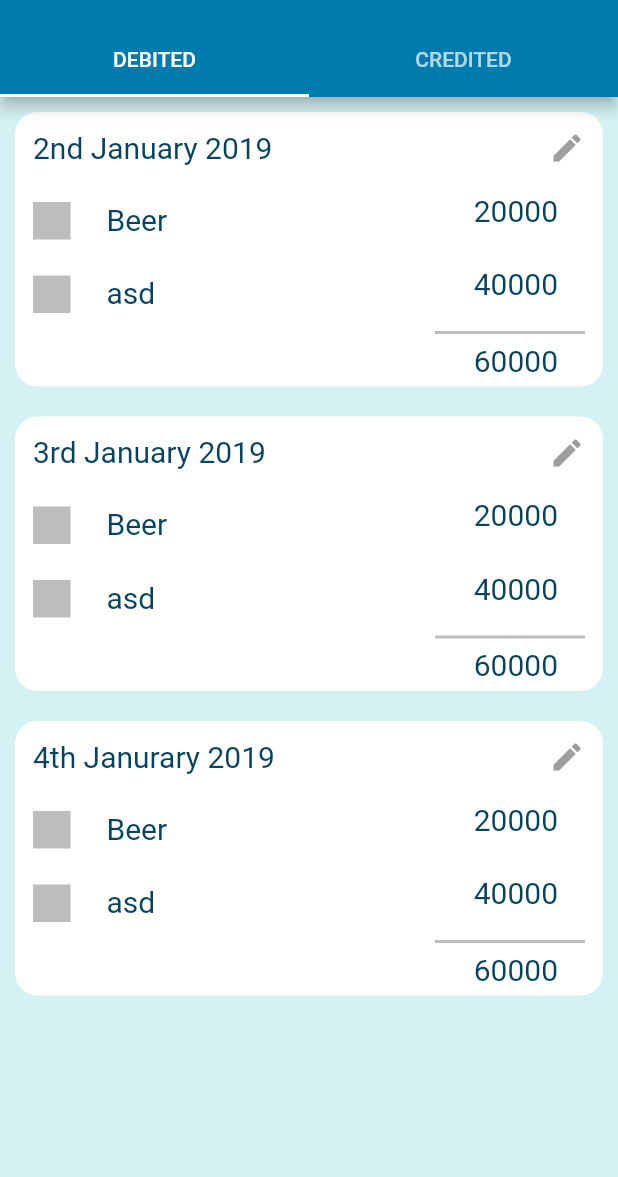
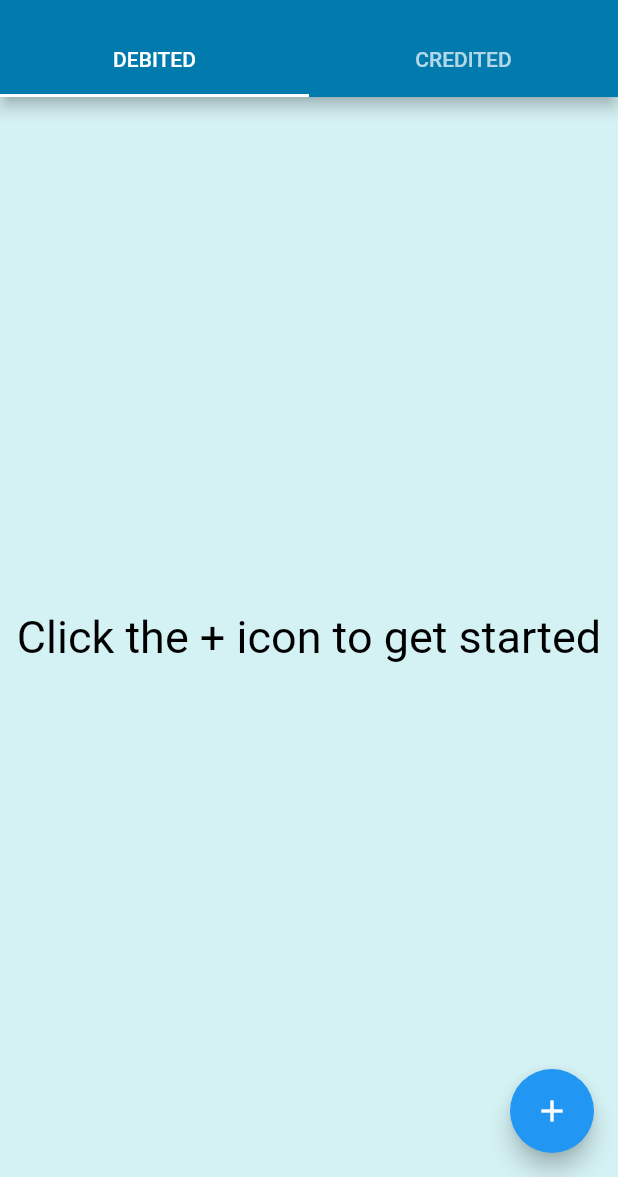
Before and after one commit to balvinderz/bachat, a Flutter app: the screen it shows after launch, on a phone screen of 412 x 824 dp, the part 59-1236 px from its top. Run offline on Flutter 3.47's test engine with Material 2 defaults, Android fonts, the light colour scheme and no system bars; our stand-ins replace sqflite; accounts and stored records are empty.

Commit message:
added sqflite

```diff
--- a/lib/main.dart
+++ b/lib/main.dart
@@ -1,4 +1,5 @@
 import 'package:bachat/screens/bachat_page.dart';
 import 'package:flutter/material.dart';
 
-void main() => runApp(BachatPage());
+void main() => runApp(MaterialApp(
+    home: BachatPage()));
--- /dev/null
+++ b/lib/models/bachat_client.dart
@@ -0,0 +1,51 @@
+import 'package:sqflite/sqflite.dart';
+import 'dart:convert';
+import 'package:bachat/database/bachat_db.dart';
+Item bachatItemFromJson(String str)
+{
+  final jsonData = jsonDecode(str);
+  return Item.fromMap(jsonData);
+}
+
+String bachatItemToJson(Item data)
+{
+  final dyn = data.toMap();
+  return json.encode(dyn);
+}
+class Item
+{
+  int id;
+  String itemName;
+  String type;
+  String cost;
+  String category;
+  String date;
+
+  Item({this.id, this.itemName, this.type, this.cost,
+      this.category,this.date});
+  factory Item.fromMap(Map<String, dynamic> json) {
+    print(json['type']);
+    print(json['category']);
+    print(json['id']);
+    print(json['item_name']);
+    print(json['date']);
+    print(int.parse(json['cost']).toString());
+    return Item(
+        id: json["id"],
+        itemName: json["item_name"],
+        type: json["type"],
+        cost: json['cost'],
+        category: json['category'],
+        date: json['date']
+    );
+  }
+    Map<String, dynamic> toMap() => {
+      "id": id,
+      "item_name": itemName,
+      "type": type,
+      "cost": cost,
+      "category" : category,
+      "date": date
+    };
+
+}
--- /dev/null
+++ b/lib/models/cost.dart
@@ -0,0 +1,6 @@
+class Cost {
+  String name;
+  String costOfItem;
+
+  Cost({this.name, this.costOfItem});
+}
--- a/lib/screens/bachat_page.dart
+++ b/lib/screens/bachat_page.dart
@@ -1,19 +1,21 @@
-import 'package:bachat/widgets/grey_square.dart';
+import 'package:bachat/widgets/debited_tab.dart';
+import 'package:bachat/widgets/drawer.dart';
 import 'package:flutter/material.dart';
-
+import 'package:sqflite/sqflite.dart';
+import 'package:bachat/widgets/add_item_bottom_sheet.dart';
 const kBlueTextStyle = TextStyle(color: Color(0xFF05445E), fontSize: 20.0);
 
 class BachatPage extends StatelessWidget {
   @override
   Widget build(BuildContext context) {
     // TODO: implement build
-    return MaterialApp(
-      home: DefaultTabController(
+    return DefaultTabController(
       length: 2,
       child: Scaffold(
+        resizeToAvoidBottomInset: true,
         backgroundColor: Color(0xFFD4F1F4),
+        drawer: MyDrawer(),
         appBar: AppBar(
-            leading: Icon(Icons.menu),
           title: Text("BACHAT"),
           backgroundColor: Color(0xFF017AAD),
           bottom: TabBar(
@@ -34,158 +36,20 @@ class BachatPage extends StatelessWidget {
             DebitedTab(),
           ],
         ),
+        floatingActionButton: FloatingActionButton(
+          onPressed: () {
+            showModalBottomSheet(
+                isScrollControlled: true,
+                context: context,
+                builder: (_) => Padding(
+                  padding: MediaQuery.of(context).viewInsets,
+                  child: AddItemBottomSheet(),
+                )
+                );
+          },
+          child: Icon(Icons.add),
         ),
       ),
     );
   }
 }
-
-class DebitedCard extends StatelessWidget {
-  String date;
-  List<Cost> costs;
-
-  DebitedCard({this.date, this.costs});
-
-  @override
-  Widget build(BuildContext context) {
-    int totalcost = 0;
-    for (Cost cost in costs) totalcost += int.parse(cost.costOfItem);
-    // TODO: implement build
-    return Container(
-      margin: EdgeInsets.all(10.0),
-      decoration: BoxDecoration(
-        color: Colors.white,
-        borderRadius: BorderRadius.circular(15.0),
-      ),
-      child: Column(
-        mainAxisAlignment: MainAxisAlignment.start,
-        crossAxisAlignment: CrossAxisAlignment.start,
-        children: [
-          Stack(
-            children: [
-              Align(
-                alignment: Alignment.topLeft,
-                child: Padding(
-                  padding: const EdgeInsets.all(12.0),
-                  child: Text(
-                    date ?? "soja",
-                    style: kBlueTextStyle,
-                  ),
-                ),
-              ),
-              Align(
-                alignment: Alignment.topRight,
-                child: Padding(
-                  padding: const EdgeInsets.all(12.0),
-                  child: Icon(
-                    Icons.edit,
-                    color: Colors.grey,
-                  ),
-                ),
-              ),
-            ],
-          ),
-          ListView.builder(
-              shrinkWrap: true,
-              itemCount: costs.length,
-              itemBuilder: (_, index) => Flex(
-                    direction: Axis.horizontal,
-                    crossAxisAlignment: CrossAxisAlignment.start,
-                    children: <Widget>[
-                      GreySquare(),
-                      Padding(
-                        padding: EdgeInsets.all(12.0),
-                        child: Text(
-                          costs[index].name,
-                          style: kBlueTextStyle,
-                        ),
-                      ),
-                      Expanded(
-                        flex: 1,
-                        child: Padding(
-                          padding: const EdgeInsets.only(
-                              top: 6.0, right: 30.0, bottom: 6.0, left: 12.0),
-                          child: Text(
-                            costs[index].costOfItem,
-                            style: kBlueTextStyle,
-                            textAlign: TextAlign.end,
-                          ),
-                        ),
-                      )
-                    ],
-                  )),
-          Padding(
-            padding: const EdgeInsets.symmetric(horizontal: 12.0),
-            child: Align(
-              alignment: Alignment.topRight,
-              child: Container(
-                height: 2.0,
-                width: 100.0,
-                color: Colors.grey.shade400,
-              ),
-            ),
-          ),
-          Align(
-            alignment: Alignment.topRight,
-            child: Padding(
-              padding: const EdgeInsets.only(
-                  top: 6.0, right: 30.0, bottom: 6.0, left: 12.0),
-              child: Text(
-                "$totalcost",
-                style: kBlueTextStyle,
-                textAlign: TextAlign.end,
-              ),
-            ),
-          )
-        ],
-      ),
-    );
-  }
-}
-
-class DebitedTab extends StatefulWidget {
-  @override
-  _DebitedTabState createState() => _DebitedTabState();
-}
-
-class _DebitedTabState extends State<DebitedTab> {
-  List<Cost> costs = new List();
-  List<List<Cost>> listOfCosts = new List();
-  String date;
-
-  @override
-  void initState() {
-    costs.add(Cost(name: "Beer", costOfItem: "20000"));
-    costs.add(Cost(name: "asd", costOfItem: "40000"));
-  }
-
-  @override
-  Widget build(BuildContext context) {
-    // TODO: implement build
-    return Container(
-      child: ListView(
-        children: <Widget>[
-          DebitedCard(
-            date: "2nd January 2019",
-            costs: costs,
-          ),
-          DebitedCard(
-            date: "3rd January 2019",
-            costs: costs,
-          ),
-          DebitedCard(
-            date: "4th Janurary 2019",
-            costs: costs,
-          ),
-        ],
-      ),
-    );
-  }
-}
-
-class Cost {
-  String name;
-  String costOfItem;
-
-  Cost({this.name, this.costOfItem});
-}
--- /dev/null
+++ b/lib/widgets/debited_tab.dart
@@ -0,0 +1,69 @@
+import 'package:bachat/database/bachat_db.dart';
+import 'package:bachat/models/bachat_client.dart';
+import 'package:bachat/models/cost.dart';
+import 'package:flutter/cupertino.dart';
+import 'package:flutter/material.dart';
+import 'package:sqflite/sqflite.dart';
+
+import 'debited_card.dart';
+
+class DebitedTab extends StatefulWidget {
+  @override
+  _DebitedTabState createState() => _DebitedTabState();
+}
+
+class _DebitedTabState extends State<DebitedTab> {
+  List<Cost> costs = new List();
+  List<List<Cost>> listOfCosts = new List();
+  String date;
+  Database db;
+
+  @override
+  void initState() {
+    super.initState();
+    costs.add(Cost(name: "Beer", costOfItem: "20000"));
+    costs.add(Cost(name: "asd", costOfItem: "40000"));
+  }
+
+  @override
+  Widget build(BuildContext context) {
+    // TODO: implement build
+    return FutureBuilder(
+        future: BachatDBProvider.db.getDates(),
+        builder: (_, AsyncSnapshot<List<String>> snapshot) {
+          if(!snapshot.hasData )
+            return Center(child: CircularProgressIndicator());
+          List<String> dates = snapshot.data;
+          if(dates.length == 0)
+            return Center(
+              child: Text("Click the + icon to get started",style: TextStyle(
+                fontSize: 30,
+                color: Colors.black
+              ),),
+            );
+          return
+          Container(
+            child: ListView.builder(
+              itemCount: dates.length,
+              itemBuilder: (_,index){
+                return FutureBuilder(
+                  future: BachatDBProvider.db.getItems(dates[index]),
+                  builder: (_a,AsyncSnapshot<List<Item>> itemSnapshot){
+                    if(itemSnapshot.hasData)
+                      {
+                        print(itemSnapshot.data.length);
+                        return DebitedCard(
+                          date: dates[index],
+                          items: itemSnapshot.data,
+                        );
+                      }
+                    return Container();
+                 //   return null;
+                },
+                );
+              },
+            ),
+          );
+        });
+  }
+}
--- a/pubspec.yaml
+++ b/pubspec.yaml
@@ -23,7 +23,9 @@ dependencies:
   # The following adds the Cupertino Icons font to your application.
   # Use with the CupertinoIcons class for iOS style icons.
   cupertino_icons: ^0.1.2
-
+  sqflite: ^1.2.0
+  path: any
+  path_provider: any
 dev_dependencies:
   flutter_test:
     sdk: flutter
```
Also changed, not shown: lib/database/bachat_db.dart (added, +93 -0 lines), lib/widgets/add_item_bottom_sheet.dart (added, +107 -0 lines), lib/widgets/debited_card.dart (added, +110 -0 lines), lib/widgets/drawer.dart (added, +38 -0 lines), pubspec.lock. Lines whose indentation alone changed are shown as unchanged.
